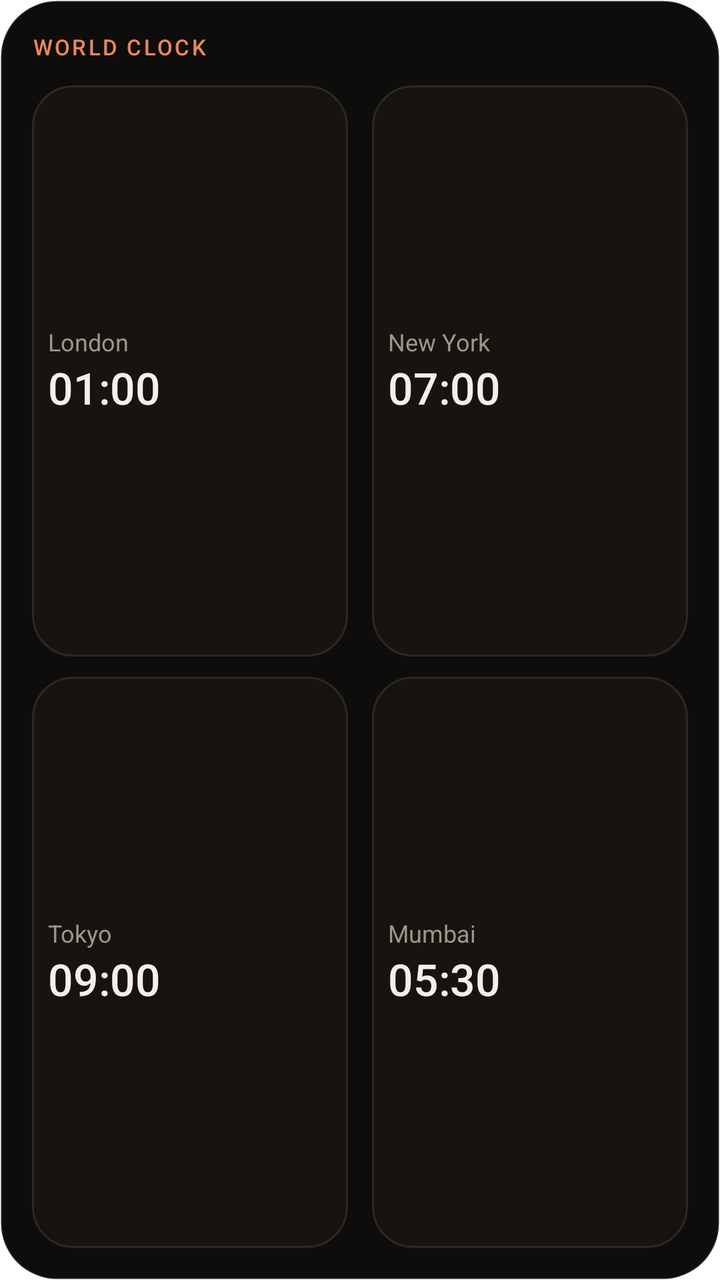
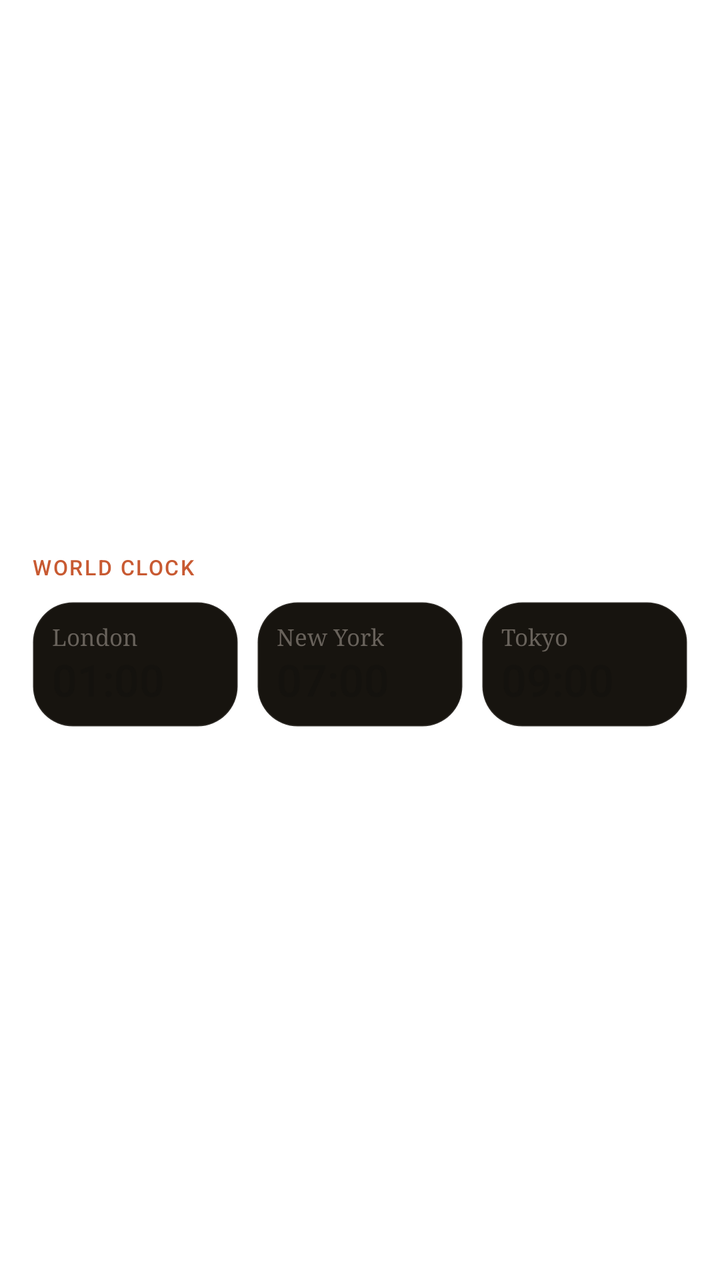

Two renders of the same Android screen: before a commit and after it. Below are the layout's source before the change and the commit's diff.
<!-- AndroidManifest.xml: fallback theme Theme.MaterialComponents.DayNight.NoActionBar -->
<!-- res/layout/widget_world_clock.xml -->
<?xml version="1.0" encoding="utf-8"?>
<LinearLayout xmlns:android="http://schemas.android.com/apk/res/android"
    android:id="@+id/widget_root"
    android:layout_width="match_parent"
    android:layout_height="match_parent"
    android:orientation="vertical"
    android:padding="16dp"
    android:background="@drawable/widget_background_dark">

    <TextView
        android:id="@+id/world_header"
        android:layout_width="wrap_content"
        android:layout_height="wrap_content"
        android:text="WORLD CLOCK"
        android:textSize="11sp"
        android:fontFamily="sans-serif-medium"
        android:textColor="#E8895A"
        android:letterSpacing="0.1"
        android:layout_marginBottom="12dp" />

    <LinearLayout
        android:layout_width="match_parent"
        android:layout_height="0dp"
        android:layout_weight="1"
        android:orientation="horizontal">

        
        <LinearLayout
            android:layout_width="0dp"
            android:layout_height="match_parent"
            android:layout_weight="1"
            android:orientation="vertical"
            android:gravity="center_vertical"
            android:padding="8dp"
            android:background="@drawable/widget_surface_dark"
            android:layout_marginEnd="6dp">

            <TextView
                android:id="@+id/city_name_1"
                android:layout_width="wrap_content"
                android:layout_height="wrap_content"
                android:text="London"
                android:textSize="12sp"
                android:textColor="#9E968D" />

            <TextClock
                android:id="@+id/city_clock_1"
                android:layout_width="wrap_content"
                android:layout_height="wrap_content"
                android:timeZone="Europe/London"
                android:format12Hour="hh:mm"
                android:format24Hour="HH:mm"
                android:textSize="22sp"
                android:fontFamily="sans-serif-medium"
                android:textColor="#F4EFE8" />
        </LinearLayout>

        
        <LinearLayout
            android:layout_width="0dp"
            android:layout_height="match_parent"
            android:layout_weight="1"
            android:orientation="vertical"
            android:gravity="center_vertical"
            android:padding="8dp"
            android:background="@drawable/widget_surface_dark"
            android:layout_marginStart="6dp">

            <TextView
                android:id="@+id/city_name_2"
                android:layout_width="wrap_content"
                android:layout_height="wrap_content"
                android:text="New York"
                android:textSize="12sp"
                android:textColor="#9E968D" />

            <TextClock
                android:id="@+id/city_clock_2"
                android:layout_width="wrap_content"
                android:layout_height="wrap_content"
                android:timeZone="America/New_York"
                android:format12Hour="hh:mm"
                android:format24Hour="HH:mm"
                android:textSize="22sp"
                android:fontFamily="sans-serif-medium"
                android:textColor="#F4EFE8" />
        </LinearLayout>
    </LinearLayout>

    <LinearLayout
        android:layout_width="match_parent"
        android:layout_height="0dp"
        android:layout_weight="1"
        android:orientation="horizontal"
        android:layout_marginTop="10dp">

        
        <LinearLayout
            android:layout_width="0dp"
            android:layout_height="match_parent"
            android:layout_weight="1"
            android:orientation="vertical"
            android:gravity="center_vertical"
            android:padding="8dp"
            android:background="@drawable/widget_surface_dark"
            android:layout_marginEnd="6dp">

            <TextView
                android:id="@+id/city_name_3"
                android:layout_width="wrap_content"
                android:layout_height="wrap_content"
                android:text="Tokyo"
                android:textSize="12sp"
                android:textColor="#9E968D" />

            <TextClock
                android:id="@+id/city_clock_3"
                android:layout_width="wrap_content"
                android:layout_height="wrap_content"
                android:timeZone="Asia/Tokyo"
                android:format12Hour="hh:mm"
                android:format24Hour="HH:mm"
                android:textSize="22sp"
                android:fontFamily="sans-serif-medium"
                android:textColor="#F4EFE8" />
        </LinearLayout>

        
        <LinearLayout
            android:layout_width="0dp"
            android:layout_height="match_parent"
            android:layout_weight="1"
            android:orientation="vertical"
            android:gravity="center_vertical"
            android:padding="8dp"
            android:background="@drawable/widget_surface_dark"
            android:layout_marginStart="6dp">

            <TextView
                android:id="@+id/city_name_4"
                android:layout_width="wrap_content"
                android:layout_height="wrap_content"
                android:text="Mumbai"
                android:textSize="12sp"
                android:textColor="#9E968D" />

            <TextClock
                android:id="@+id/city_clock_4"
                android:layout_width="wrap_content"
                android:layout_height="wrap_content"
                android:timeZone="Asia/Kolkata"
                android:format12Hour="hh:mm"
                android:format24Hour="HH:mm"
                android:textSize="22sp"
                android:fontFamily="sans-serif-medium"
                android:textColor="#F4EFE8" />
        </LinearLayout>
    </LinearLayout>
</LinearLayout>
<!-- resources referenced by this layout -->
<resources>
  <!-- drawable widget_background_dark (drawable) -->
  <?xml version="1.0" encoding="utf-8"?>
  <shape xmlns:android="http://schemas.android.com/apk/res/android"
      android:shape="rectangle">
      <solid android:color="#0F0D0B" />
      <corners android:radius="28dp" />
      <stroke android:width="1dp" android:color="#1FFFFFFF" />
  </shape>
  <!-- drawable widget_surface_dark (drawable) -->
  <?xml version="1.0" encoding="utf-8"?>
  <shape xmlns:android="http://schemas.android.com/apk/res/android"
      android:shape="rectangle">
      <solid android:color="#17140F" />
      <corners android:radius="20dp" />
      <stroke android:width="1dp" android:color="#1AFFFFFF" />
  </shape>
</resources>

<!-- the commit's change to res/layout/widget_world_clock.xml (unified diff, before → after) -->
@@ -1,159 +1,143 @@
 <?xml version="1.0" encoding="utf-8"?>
-<LinearLayout xmlns:android="http://schemas.android.com/apk/res/android"
+<FrameLayout xmlns:android="http://schemas.android.com/apk/res/android"
     android:id="@+id/widget_root"
     android:layout_width="match_parent"
-    android:layout_height="match_parent"
-    android:orientation="vertical"
-    android:padding="16dp"
-    android:background="@drawable/widget_background_dark">
+    android:layout_height="match_parent">
 
-    <TextView
-        android:id="@+id/world_header"
-        android:layout_width="wrap_content"
-        android:layout_height="wrap_content"
-        android:text="WORLD CLOCK"
-        android:textSize="11sp"
-        android:fontFamily="sans-serif-medium"
-        android:textColor="#E8895A"
-        android:letterSpacing="0.1"
-        android:layout_marginBottom="12dp" />
+    <ImageView
+        android:id="@+id/widget_bg"
+        android:layout_width="match_parent"
+        android:layout_height="match_parent"
+        android:scaleType="fitXY" />
 
     <LinearLayout
         android:layout_width="match_parent"
-        android:layout_height="0dp"
-        android:layout_weight="1"
-        android:orientation="horizontal">
+        android:layout_height="match_parent"
+        android:orientation="vertical"
+        android:padding="16dp"
+        android:gravity="center_vertical">
 
-        
+        <TextView
+            android:id="@+id/world_header"
+            android:layout_width="wrap_content"
+            android:layout_height="wrap_content"
+            android:text="WORLD CLOCK"
+            android:textSize="10.5sp"
+            android:fontFamily="sans-serif-medium"
+            android:textColor="#C85A32"
+            android:letterSpacing="0.08"
+            android:layout_marginBottom="10dp" />
+
         <LinearLayout
-            android:layout_width="0dp"
-            android:layout_height="match_parent"
-            android:layout_weight="1"
-            android:orientation="vertical"
-            android:gravity="center_vertical"
-            android:padding="8dp"
-            android:background="@drawable/widget_surface_dark"
-            android:layout_marginEnd="6dp">
+            android:layout_width="match_parent"
+            android:layout_height="wrap_content"
+            android:orientation="horizontal">
 
-            <TextView
-                android:id="@+id/city_name_1"
-                android:layout_width="wrap_content"
+            
+            <LinearLayout
+                android:id="@+id/city_card_1"
+                android:layout_width="0dp"
                 android:layout_height="wrap_content"
-                android:text="London"
-                android:textSize="12sp"
-                android:textColor="#9E968D" />
+                android:layout_weight="1"
+                android:orientation="vertical"
+                android:gravity="center_vertical"
+                android:padding="10dp"
+                android:background="@drawable/widget_surface_dark"
+                android:layout_marginEnd="6dp">
 
-            <TextClock
-                android:id="@+id/city_clock_1"
-                android:layout_width="wrap_content"
+                <TextView
+                    android:id="@+id/city_name_1"
+                    android:layout_width="wrap_content"
+                    android:layout_height="wrap_content"
+                    android:text="London"
+                    android:textSize="11.5sp"
+                    android:fontFamily="serif"
+                    android:textColor="#68625B" />
+
+                <TextClock
+                    android:id="@+id/city_clock_1"
+                    android:layout_width="wrap_content"
+                    android:layout_height="wrap_content"
+                    android:timeZone="Europe/London"
+                    android:format12Hour="hh:mm"
+                    android:format24Hour="HH:mm"
+                    android:textSize="22sp"
+                    android:fontFamily="sans-serif-medium"
+                    android:textColor="#14120E"
+                    android:includeFontPadding="false"
+                    android:layout_marginTop="2dp" />
+            </LinearLayout>
+
+            
+            <LinearLayout
+                android:id="@+id/city_card_2"
+                android:layout_width="0dp"
                 android:layout_height="wrap_content"
-                android:timeZone="Europe/London"
-                android:format12Hour="hh:mm"
-                android:format24Hour="HH:mm"
-                android:textSize="22sp"
-                android:fontFamily="sans-serif-medium"
-                android:textColor="#F4EFE8" />
-        </LinearLayout>
+                android:layout_weight="1"
+                android:orientation="vertical"
+                android:gravity="center_vertical"
+                android:padding="10dp"
+                android:background="@drawable/widget_surface_dark"
+                android:layout_marginStart="3dp"
+                android:layout_marginEnd="3dp">
 
-        
-        <LinearLayout
-            android:layout_width="0dp"
-            android:layout_height="match_parent"
-            android:layout_weight="1"
-            android:orientation="vertical"
-            android:gravity="center_vertical"
-            android:padding="8dp"
-            android:background="@drawable/widget_surface_dark"
-            android:layout_marginStart="6dp">
+                <TextView
+                    android:id="@+id/city_name_2"
+                    android:layout_width="wrap_content"
+                    android:layout_height="wrap_content"
+                    android:text="New York"
+                    android:textSize="11.5sp"
+                    android:fontFamily="serif"
+                    android:textColor="#68625B" />
 
-            <TextView
-                android:id="@+id/city_name_2"
-                android:layout_width="wrap_content"
+                <TextClock
+                    android:id="@+id/city_clock_2"
+                    android:layout_width="wrap_content"
+                    android:layout_height="wrap_content"
+                    android:timeZone="America/New_York"
+                    android:format12Hour="hh:mm"
+                    android:format24Hour="HH:mm"
+                    android:textSize="22sp"
+                    android:fontFamily="sans-serif-medium"
+                    android:textColor="#14120E"
+                    android:includeFontPadding="false"
+                    android:layout_marginTop="2dp" />
+            </LinearLayout>
+
+            
+            <LinearLayout
+                android:id="@+id/city_card_3"
+                android:layout_width="0dp"
                 android:layout_height="wrap_content"
-                android:text="New York"
-                android:textSize="12sp"
-                android:textColor="#9E968D" />
+                android:layout_weight="1"
+                android:orientation="vertical"
+                android:gravity="center_vertical"
+                android:padding="10dp"
+                android:background="@drawable/widget_surface_dark"
+                android:layout_marginStart="6dp">
 
-            <TextClock
-                android:id="@+id/city_clock_2"
-                android:layout_width="wrap_content"
-                android:layout_height="wrap_content"
-                android:timeZone="America/New_York"
-                android:format12Hour="hh:mm"
-                android:format24Hour="HH:mm"
-                android:textSize="22sp"
-                android:fontFamily="sans-serif-medium"
-                android:textColor="#F4EFE8" />
+                <TextView
+                    android:id="@+id/city_name_3"
+                    android:layout_width="wrap_content"
+                    android:layout_height="wrap_content"
+                    android:text="Tokyo"
+                    android:textSize="11.5sp"
+                    android:fontFamily="serif"
+                    android:textColor="#68625B" />
+
+                <TextClock
+                    android:id="@+id/city_clock_3"
+                    android:layout_width="wrap_content"
+                    android:layout_height="wrap_content"
+                    android:timeZone="Asia/Tokyo"
+                    android:format12Hour="hh:mm"
+                    android:format24Hour="HH:mm"
+                    android:textSize="22sp"
+                    android:fontFamily="sans-serif-medium"
+                    android:textColor="#14120E"
+                    android:includeFontPadding="false"
+                    android:layout_marginTop="2dp" />
+            </LinearLayout>
         </LinearLayout>
     </LinearLayout>
-
-    <LinearLayout
-        android:layout_width="match_parent"
-        android:layout_height="0dp"
-        android:layout_weight="1"
-        android:orientation="horizontal"
-        android:layout_marginTop="10dp">
-
-        
-        <LinearLayout
-            android:layout_width="0dp"
-            android:layout_height="match_parent"
-            android:layout_weight="1"
-            android:orientation="vertical"
-            android:gravity="center_vertical"
-            android:padding="8dp"
-            android:background="@drawable/widget_surface_dark"
-            android:layout_marginEnd="6dp">
-
-            <TextView
-                android:id="@+id/city_name_3"
-                android:layout_width="wrap_content"
-                android:layout_height="wrap_content"
-                android:text="Tokyo"
-                android:textSize="12sp"
-                android:textColor="#9E968D" />
-
-            <TextClock
-                android:id="@+id/city_clock_3"
-                android:layout_width="wrap_content"
-                android:layout_height="wrap_content"
-                android:timeZone="Asia/Tokyo"
-                android:format12Hour="hh:mm"
-                android:format24Hour="HH:mm"
-                android:textSize="22sp"
-                android:fontFamily="sans-serif-medium"
-                android:textColor="#F4EFE8" />
-        </LinearLayout>
-
-        
-        <LinearLayout
-            android:layout_width="0dp"
-            android:layout_height="match_parent"
-            android:layout_weight="1"
-            android:orientation="vertical"
-            android:gravity="center_vertical"
-            android:padding="8dp"
-            android:background="@drawable/widget_surface_dark"
-            android:layout_marginStart="6dp">
-
-            <TextView
-                android:id="@+id/city_name_4"
-                android:layout_width="wrap_content"
-                android:layout_height="wrap_content"
-                android:text="Mumbai"
-                android:textSize="12sp"
-                android:textColor="#9E968D" />
-
-            <TextClock
-                android:id="@+id/city_clock_4"
-                android:layout_width="wrap_content"
-                android:layout_height="wrap_content"
-                android:timeZone="Asia/Kolkata"
-                android:format12Hour="hh:mm"
-                android:format24Hour="HH:mm"
-                android:textSize="22sp"
-                android:fontFamily="sans-serif-medium"
-                android:textColor="#F4EFE8" />
-        </LinearLayout>
-    </LinearLayout>
-</LinearLayout>
+</FrameLayout>
<!-- resource entries referenced after the edit -->
@@ -1,13 +1,5 @@
 <!-- resources referenced by this layout -->
 <resources>
-  <!-- drawable widget_background_dark (drawable) -->
-  <?xml version="1.0" encoding="utf-8"?>
-  <shape xmlns:android="http://schemas.android.com/apk/res/android"
-      android:shape="rectangle">
-      <solid android:color="#0F0D0B" />
-      <corners android:radius="28dp" />
-      <stroke android:width="1dp" android:color="#1FFFFFFF" />
-  </shape>
   <!-- drawable widget_surface_dark (drawable) -->
   <?xml version="1.0" encoding="utf-8"?>
   <shape xmlns:android="http://schemas.android.com/apk/res/android"
